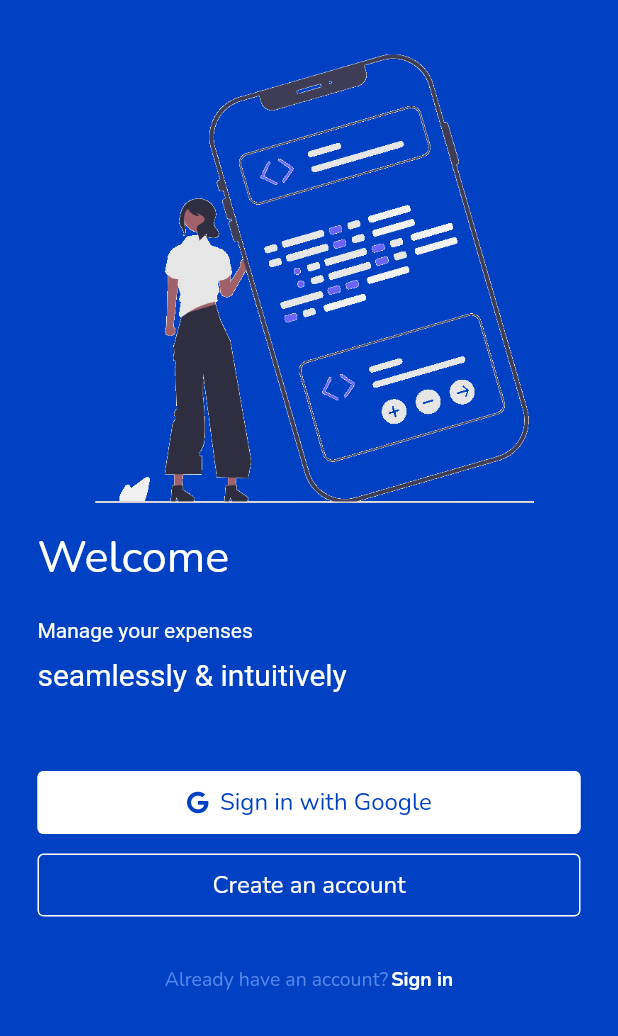
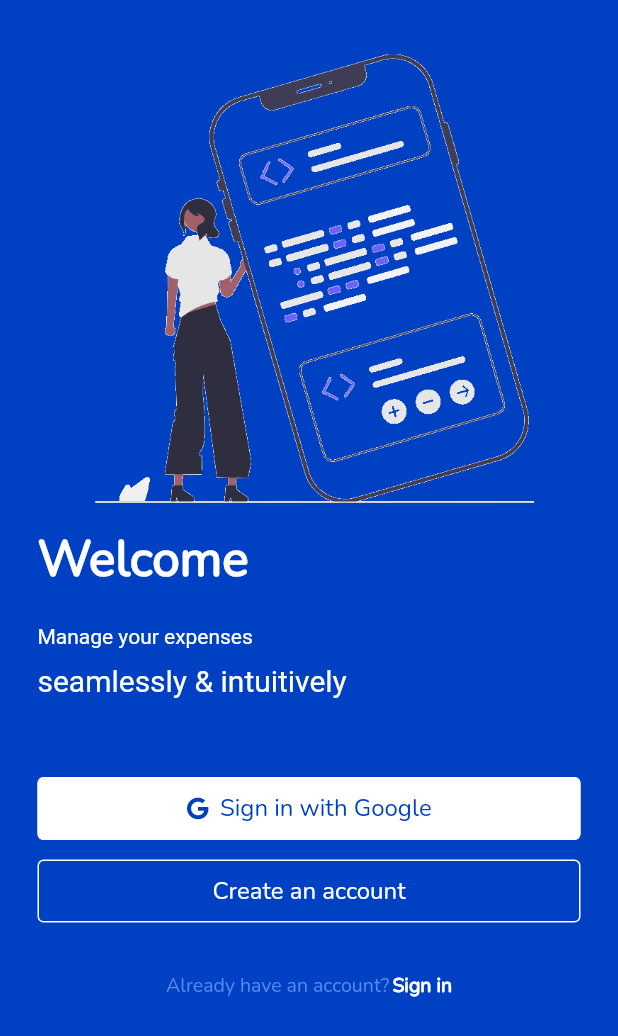
Before and after one commit to brafii/login-app, a Flutter app: the screen it shows after launch, on a phone screen of 412 x 824 dp. Shown: the top 1036 px of the screen. Run offline on Flutter 3.47's test engine with Material 2 defaults, Android fonts, the phone set to English and light mode, and no system bars; our stand-ins replace font_awesome_flutter.

Commit message:
gave bold font to welcome text on welcome screen

```diff
--- a/lib/login.dart
+++ b/lib/login.dart
@@ -25,9 +25,10 @@ class Login extends StatelessWidget {
                   Text(
                     'Welcome',
                     style: TextStyle(
-                      fontSize: 30.0,
+                      fontSize: 33.0,
                       color: Colors.white,
-                      fontFamily: 'Nunito'
+                      fontFamily: 'Nunito',
+                      fontWeight: FontWeight.bold,
                     ),
                   ),
                   SizedBox(height: 20.0),
--- a/pubspec.yaml
+++ b/pubspec.yaml
@@ -77,7 +77,6 @@ flutter:
      - family: Nunito
        fonts:
          - asset: fonts/Nunito-Regular.ttf
-         - asset: fonts/Nunito-Bold.ttf
 
   # For details regarding fonts from package dependencies,
   # see https://flutter.dev/custom-fonts/#from-packages
```
